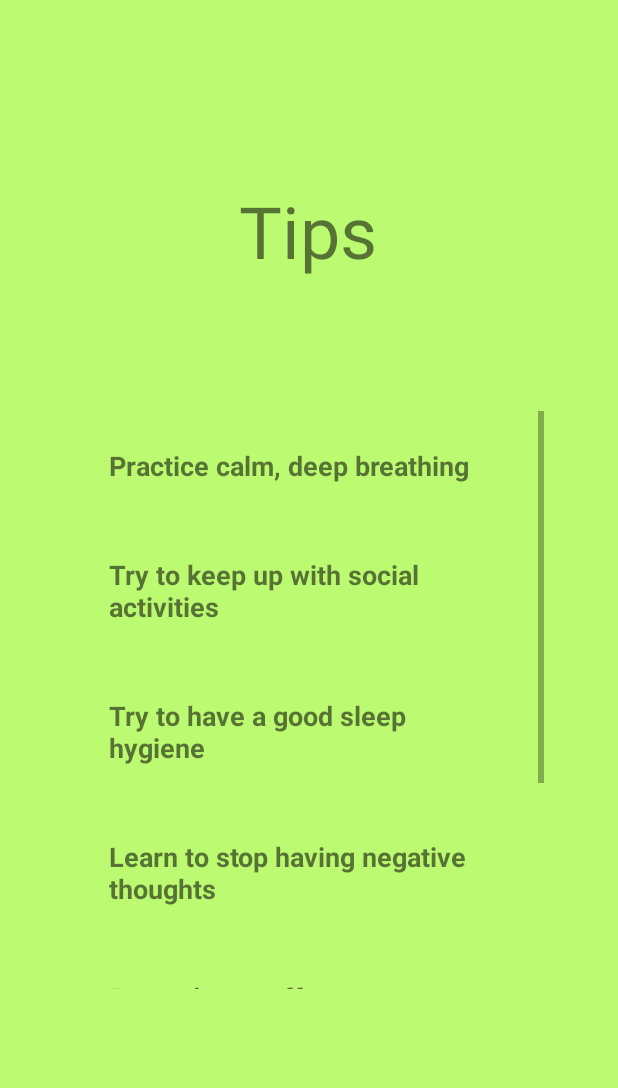
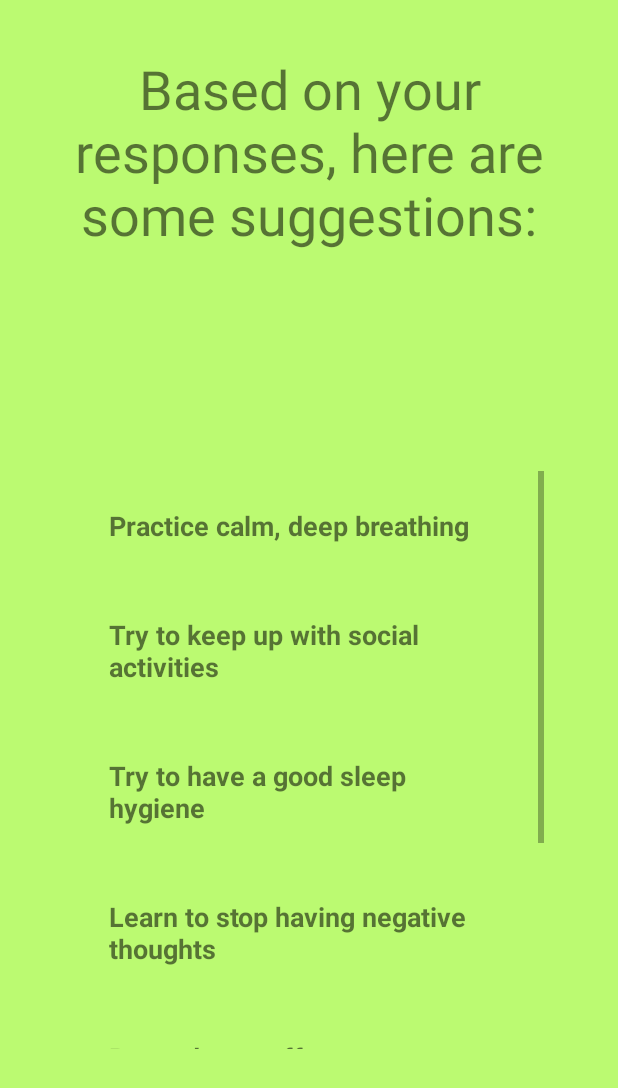
Before and after one commit to VGStudios/nwHacks_2021, an Android app: the screen it shows after launch (GiveTips), after a tap on "CONTINUE", on a phone screen of 412 x 824 dp. Shown: the top 1088 px of the screen. Run offline under Robolectric (Android 15) with nearby library versions, the phone set to English and light mode, and no system bars; Roboto replaces fonts that are not available here; 2 statements that could not run were skipped.

Commit message:
changed splash img

```diff
--- a/app/src/main/java/com/example/nwhacks_2021/MainActivity.java
+++ b/app/src/main/java/com/example/nwhacks_2021/MainActivity.java
@@ -20,6 +20,15 @@ public class MainActivity extends AppCompatActivity {
         super.onCreate(savedInstanceState);
         setContentView(R.layout.activity_main);
 
+        TextView view = (TextView) findViewById(R.id.textView);
+        TextView view2 = (TextView) findViewById(R.id.textView2);
+        TextView view3 = (TextView) findViewById(R.id.textView3);
+
+        view.setVisibility(View.INVISIBLE);
+        view2.setVisibility(View.INVISIBLE);
+        view3.setVisibility(View.INVISIBLE);
+
+
         Spinner mySpinner1 = (Spinner) findViewById(R.id.spinner1);
         final String[] spinner1 = new String[1];
 
@@ -32,8 +41,8 @@ public class MainActivity extends AppCompatActivity {
             public void onItemSelected(AdapterView<?> parentView, View selectedItemView, int position, long id) {
                 parentView.getItemAtPosition(position);
                 spinner1[0] = mySpinner1.getSelectedItem().toString();
-                TextView view = (TextView) findViewById(R.id.textView);
                 view.setText(spinner1[0]);
+                view.setVisibility(View.VISIBLE);
             }
 
             @Override
@@ -55,8 +64,8 @@ public class MainActivity extends AppCompatActivity {
             public void onItemSelected(AdapterView<?> parentView, View selectedItemView, int position, long id) {
                 parentView.getItemAtPosition(position);
                 spinner2[0] = mySpinner2.getSelectedItem().toString();
-                TextView view2 = (TextView) findViewById(R.id.textView2);
                 view2.setText(spinner2[0]);
+                view2.setVisibility(View.VISIBLE);
             }
 
             @Override
@@ -78,8 +87,8 @@ public class MainActivity extends AppCompatActivity {
             public void onItemSelected(AdapterView<?> parentView, View selectedItemView, int position, long id) {
                 parentView.getItemAtPosition(position);
                 spinner3[0] = mySpinner3.getSelectedItem().toString();
-                TextView view3 = (TextView) findViewById(R.id.textView3);
                 view3.setText(spinner3[0]);
+                view3.setVisibility(View.VISIBLE);
             }
 
             @Override
--- a/app/src/main/res/layout/activity_main.xml
+++ b/app/src/main/res/layout/activity_main.xml
@@ -75,7 +75,6 @@
         android:layout_width="wrap_content"
         android:layout_height="wrap_content"
         android:fontFamily="@font/exo_light"
-        android:text="TextView"
         android:textSize="16sp"
         app:layout_constraintBottom_toTopOf="@+id/spinner1"
         app:layout_constraintEnd_toEndOf="parent"
@@ -88,7 +87,6 @@
         android:layout_width="wrap_content"
         android:layout_height="wrap_content"
         android:fontFamily="@font/exo_light"
-        android:text="TextView"
         android:textSize="16sp"
         app:layout_constraintBottom_toTopOf="@+id/spinner1"
         app:layout_constraintEnd_toEndOf="parent"
@@ -101,7 +99,6 @@
         android:layout_width="wrap_content"
         android:layout_height="wrap_content"
         android:fontFamily="@font/exo_light"
-        android:text="TextView"
         android:textSize="16sp"
         app:layout_constraintBottom_toTopOf="@+id/spinner1"
         app:layout_constraintEnd_toEndOf="parent"
--- a/app/src/main/res/layout/activity_tips.xml
+++ b/app/src/main/res/layout/activity_tips.xml
@@ -13,26 +13,31 @@
         android:id="@+id/textView"
         android:layout_width="wrap_content"
         android:layout_height="wrap_content"
+        android:layout_marginStart="16dp"
+        android:layout_marginLeft="16dp"
+        android:layout_marginEnd="16dp"
+        android:layout_marginRight="16dp"
         android:fontFamily="sans-serif"
+        android:gravity="center"
+        android:padding="16sp"
         android:text="@string/tips"
-        android:textSize="48sp"
+        android:textSize="36sp"
         app:layout_constraintBottom_toBottomOf="parent"
         app:layout_constraintEnd_toEndOf="parent"
-        app:layout_constraintHorizontal_bias="0.498"
         app:layout_constraintStart_toStartOf="parent"
         app:layout_constraintTop_toTopOf="parent"
-        app:layout_constraintVertical_bias="0.16" />
+        app:layout_constraintVertical_bias="0.028" />
 
     <androidx.recyclerview.widget.RecyclerView
+        android:id="@+id/recyclerview"
         android:layout_width="314dp"
         android:layout_height="385dp"
-        android:id="@+id/recyclerview"
         android:scrollbars="vertical"
         app:layout_constraintBottom_toBottomOf="parent"
         app:layout_constraintHorizontal_bias="0.494"
         app:layout_constraintLeft_toLeftOf="parent"
         app:layout_constraintRight_toRightOf="parent"
         app:layout_constraintTop_toTopOf="parent"
-        app:layout_constraintVertical_bias="0.624" />
+        app:layout_constraintVertical_bias="0.716" />
 
 </androidx.constraintlayout.widget.ConstraintLayout>
--- a/app/src/main/res/layout/opening_activity.xml
+++ b/app/src/main/res/layout/opening_activity.xml
@@ -9,11 +9,11 @@
 
     <ImageView
         android:id="@+id/openingimage"
-        android:layout_width="wrap_content"
-        android:layout_height="wrap_content"
+        android:layout_width="373dp"
+        android:layout_height="560dp"
         app:layout_constraintBottom_toBottomOf="parent"
         app:layout_constraintEnd_toEndOf="parent"
         app:layout_constraintStart_toStartOf="parent"
         app:layout_constraintTop_toTopOf="parent"
-        app:srcCompat="@mipmap/wearingmask" />
+        app:srcCompat="@mipmap/wearingmaskog" />
 </androidx.constraintlayout.widget.ConstraintLayout>
--- a/app/src/main/res/values/strings.xml
+++ b/app/src/main/res/values/strings.xml
@@ -1,6 +1,6 @@
 <resources>
     <string name="app_name">nwHacks_2021</string>
-    <string name="tips">Tips</string>
+    <string name="tips">Based on your responses, here are some suggestions:</string>
     <string name="hello">Hello</string>
 
     <string-array name="symptoms">
```
Also changed, not shown: app/src/main/res/mipmap-xhdpi/wearingmaskog.png (added).
